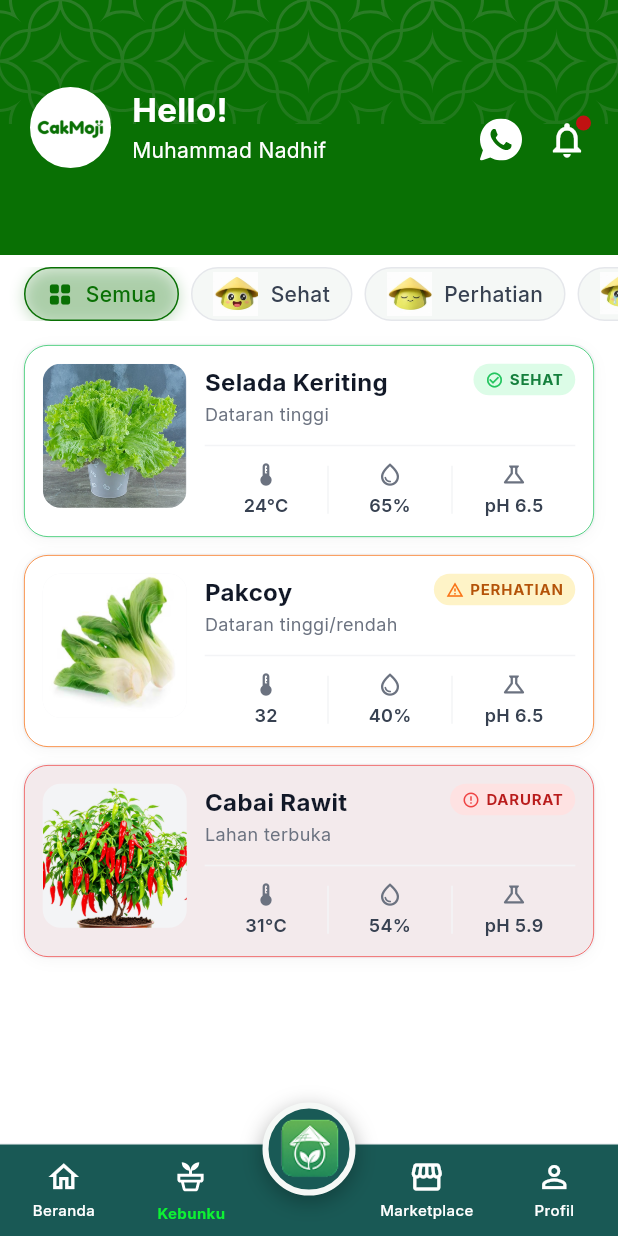
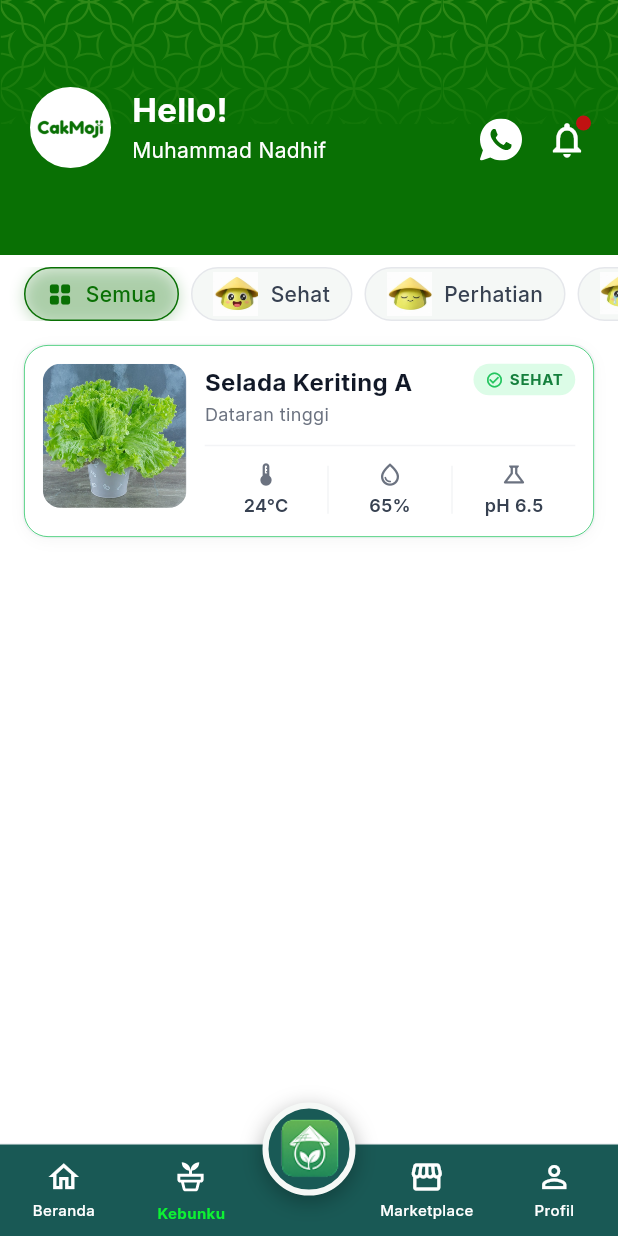
Before and after one commit to kyhchn/emotigrow, a Flutter app: the HomepageGenerated screen opened by its route, item 2 of the bottom bar chosen, on a phone screen of 412 x 824 dp. Run offline on Flutter 3.47's test engine with Material 3 defaults, Android fonts, the phone set to English and light mode, and no system bars; our stand-ins replace carousel_slider, firebase_core, firebase_database, flutter_svg, supabase_flutter; accounts and stored records are empty.

Commit message:
Refactor plant names and images in AI diagnosis and plant management screens
- Updated plant names in AI diagnosis results to include 'A', 'B', and 'C' for clarity.
- Changed emoticon assets in AI diagnosis results to new designs.
- Commented out unused plant cards in Kebunku page to streamline the code.
- Updated background SVG asset in profile and homepage to a new design.
- Modified status titles in the status grid for better user experience.
- Adjusted demo plant options in Kontrol IoT page to reflect new naming conventions and images.

```diff
--- a/lib/screens/home/kebunku_page.dart
+++ b/lib/screens/home/kebunku_page.dart
@@ -513,29 +513,29 @@ class _KebunkuPageState extends State<KebunkuPage> {
   /// Demo plants — replace with data from your backend.
   static const List<PlantCard> _plants = [
     PlantCard(
-      name: 'Selada Keriting',
+      name: 'Selada Keriting A',
       detail: 'Dataran tinggi',
       status: PlantStatus.sehat,
       imageAsset: 'assets/images/selada_keriting.png',
     ),
-    PlantCard(
-      name: 'Pakcoy',
-      detail: 'Dataran tinggi/rendah',
-      status: PlantStatus.perhatian,
-      temperature: '32',
-      humidity: '40%',
-      ph: 'pH 6.5',
-      imageAsset: 'assets/images/pakcoy.png',
-    ),
-    PlantCard(
-      name: 'Cabai Rawit',
-      detail: 'Lahan terbuka',
-      imageAsset: 'assets/images/cabai.png',
-      status: PlantStatus.darurat,
-      temperature: '31°C',
-      humidity: '54%',
-      ph: 'pH 5.9',
-    ),
+    // PlantCard(
+    //   name: 'Pakcoy',
+    //   detail: 'Dataran tinggi/rendah',
+    //   status: PlantStatus.perhatian,
+    //   temperature: '32',
+    //   humidity: '40%',
+    //   ph: 'pH 6.5',
+    //   imageAsset: 'assets/images/pakcoy.png',
+    // ),
+    // PlantCard(
+    //   name: 'Cabai Rawit',
+    //   detail: 'Lahan terbuka',
+    //   imageAsset: 'assets/images/cabai.png',
+    //   status: PlantStatus.darurat,
+    //   temperature: '31°C',
+    //   humidity: '54%',
+    //   ph: 'pH 5.9',
+    // ),
   ];
 
   @override
--- a/lib/screens/home/profile_page.dart
+++ b/lib/screens/home/profile_page.dart
@@ -123,7 +123,7 @@ class _ProfilePageState extends State<ProfilePage> {
             children: [
               Positioned.fill(
                 child: SvgPicture.asset(
-                  'assets/icons/batik_background.svg',
+                  'assets/icons/batik_new.svg',
                   fit: BoxFit.cover,
                   width: double.infinity,
                   height: double.infinity,
--- a/lib/screens/homepage_generated.dart
+++ b/lib/screens/homepage_generated.dart
@@ -189,7 +189,7 @@ class _AppHeader extends StatelessWidget {
             width: double.infinity,
             height: MediaQuery.sizeOf(context).height * 0.1,
             child: SvgPicture.asset(
-              'assets/icons/batik_background.svg',
+              'assets/icons/batik_new.svg',
               width: double.infinity,
               height: double.infinity,
               fit: BoxFit.fitWidth,
@@ -343,14 +343,14 @@ class _StatusGrid extends StatelessWidget {
       childAspectRatio: crossCount == 1 ? 2.8 : 0.92,
       children: const [
         _StatusCard(
-          title: 'Sehat',
-          count: 2,
+          title: 'Senang',
+          count: 1,
           accent: Color(0xFF22C55E),
           icon: Icons.check_circle_outline_rounded,
           imagePath: 'assets/images/opsi_happy.png',
         ),
         _StatusCard(
-          title: 'Waspada',
+          title: 'Normal',
           count: 0,
           accent: Color(0xFFFFCC00),
           // icon: Icons.warning_amber_rounded,
@@ -358,7 +358,7 @@ class _StatusGrid extends StatelessWidget {
           svgIcon: 'assets/icons/circle_danger.svg',
         ),
         _StatusCard(
-          title: 'Darurat',
+          title: 'Sedih',
           count: 0,
           accent: Color(0xFFEF4444),
           // icon: Icons.emergency_outlined,
--- a/lib/screens/kontrol_iot/kontrol_iot_page.dart
+++ b/lib/screens/kontrol_iot/kontrol_iot_page.dart
@@ -284,7 +284,7 @@ class _PlantOption {
 /// Demo garden plants — replace with data from your backend.
 const List<_PlantOption> _demoPlants = [
   _PlantOption(
-    name: 'Selada Keriting',
+    name: 'Selada Keriting A',
     status: _PlantStatus.sehat,
     health: 1,
     imageAsset: 'assets/images/selada.png',
@@ -292,18 +292,18 @@ const List<_PlantOption> _demoPlants = [
     emoticonAssetSmall: 'assets/images/opsi_happy.png',
   ),
   _PlantOption(
-    name: 'Pakcoy',
+    name: 'Selada Keriting B',
     status: _PlantStatus.perhatian,
     health: 0.55,
-    imageAsset: 'assets/images/pakcoy.png',
+    imageAsset: 'assets/images/selada.png',
     emoticonAssetBig: 'assets/images/agrimoji_flat.png',
     emoticonAssetSmall: 'assets/images/opsi_flat.png',
   ),
   _PlantOption(
-    name: 'Cabai Rawit',
+    name: 'Selada Keriting C',
     status: _PlantStatus.darurat,
     health: 0.3,
-    imageAsset: 'assets/images/cabai.png',
+    imageAsset: 'assets/images/selada.png',
     emoticonAssetBig: 'assets/images/agrimoji_sad.png',
     emoticonAssetSmall: 'assets/images/opsi_sad.png',
   ),
```
Also changed, not shown: lib/screens/ai_diagnosis/ai_diagnosis_screen.dart (+10 -10 lines), assets/icons/batik_new.svg (added).
